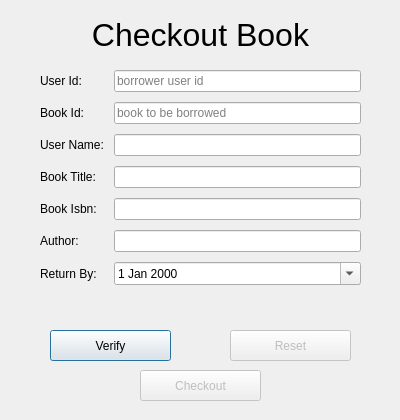
Above: src/managers/checkoutbook.ui from neeraj-395/lms-app before the change. Below: the same form after it.
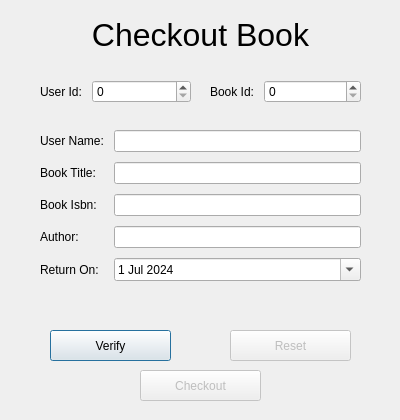
That is the form after the change.

Patch:
```diff
--- a/src/managers/checkoutbook.ui
+++ b/src/managers/checkoutbook.ui
@@ -62,9 +62,9 @@
    <property name="geometry">
     <rect>
      <x>30</x>
-     <y>60</y>
+     <y>120</y>
      <width>341</width>
-     <height>256</height>
+     <height>191</height>
     </rect>
    </property>
    <layout class="QFormLayout" name="checkoutForm">
@@ -87,41 +87,30 @@
      <number>10</number>
     </property>
     <item row="0" column="0">
-     <widget class="QLabel" name="userIdLB">
+     <widget class="QLabel" name="usernameLabel">
       <property name="text">
-       <string>User Id:</string>
+       <string>User Name:</string>
       </property>
      </widget>
     </item>
     <item row="0" column="1">
-     <widget class="QLineEdit" name="userIdLineEdit">
-      <property name="placeholderText">
-       <string>borrower user id</string>
+     <widget class="QLineEdit" name="userNameLineEdit">
+      <property name="cursor">
+       <cursorShape>ArrowCursor</cursorShape>
+      </property>
+      <property name="readOnly">
+       <bool>true</bool>
       </property>
      </widget>
     </item>
     <item row="1" column="0">
-     <widget class="QLabel" name="bookIdLB">
-      <property name="text">
-       <string>Book Id:</string>
-      </property>
-     </widget>
-    </item>
-    <item row="1" column="1">
-     <widget class="QLineEdit" name="bookIdLineEdit">
-      <property name="placeholderText">
-       <string>book to be borrowed</string>
-      </property>
-     </widget>
-    </item>
-    <item row="3" column="0">
      <widget class="QLabel" name="bookTitleLB">
       <property name="text">
        <string>Book Title:</string>
       </property>
      </widget>
     </item>
-    <item row="3" column="1">
+    <item row="1" column="1">
      <widget class="QLineEdit" name="bookTitleLineEdit">
       <property name="enabled">
        <bool>true</bool>
@@ -134,14 +123,14 @@
       </property>
      </widget>
     </item>
-    <item row="4" column="0">
+    <item row="2" column="0">
      <widget class="QLabel" name="bookIsbnLB">
       <property name="text">
        <string>Book Isbn:</string>
       </property>
      </widget>
     </item>
-    <item row="4" column="1">
+    <item row="2" column="1">
      <widget class="QLineEdit" name="bookIsbnLineEdit">
       <property name="enabled">
        <bool>true</bool>
@@ -154,14 +143,14 @@
       </property>
      </widget>
     </item>
-    <item row="5" column="0">
+    <item row="3" column="0">
      <widget class="QLabel" name="authorLB">
       <property name="text">
        <string>Author:</string>
       </property>
      </widget>
     </item>
-    <item row="5" column="1">
+    <item row="3" column="1">
      <widget class="QLineEdit" name="authorLineEdit">
       <property name="enabled">
        <bool>true</bool>
@@ -174,15 +163,15 @@
       </property>
      </widget>
     </item>
-    <item row="6" column="0">
+    <item row="4" column="0">
      <widget class="QLabel" name="returnByLB">
       <property name="text">
-       <string>Return By:</string>
+       <string>Return On:</string>
       </property>
      </widget>
     </item>
-    <item row="6" column="1">
-     <widget class="QDateEdit" name="returnByDate">
+    <item row="4" column="1">
+     <widget class="QDateEdit" name="returnOnDate">
       <property name="cursor">
        <cursorShape>PointingHandCursor</cursorShape>
       </property>
@@ -202,28 +191,18 @@
         <day>31</day>
        </date>
       </property>
+      <property name="minimumDate">
+       <date>
+        <year>2024</year>
+        <month>7</month>
+        <day>1</day>
+       </date>
+      </property>
       <property name="calendarPopup">
        <bool>true</bool>
       </property>
      </widget>
     </item>
-    <item row="2" column="0">
-     <widget class="QLabel" name="usernameLabel">
-      <property name="text">
-       <string>User Name:</string>
-      </property>
-     </widget>
-    </item>
-    <item row="2" column="1">
-     <widget class="QLineEdit" name="userNameLineEdit">
-      <property name="cursor">
-       <cursorShape>ArrowCursor</cursorShape>
-      </property>
-      <property name="readOnly">
-       <bool>true</bool>
-      </property>
-     </widget>
-    </item>
    </layout>
   </widget>
   <widget class="QPushButton" name="resetBtn">
@@ -242,6 +221,86 @@
     <string>Reset</string>
    </property>
   </widget>
+  <widget class="QWidget" name="formLayoutWidget_2">
+   <property name="geometry">
+    <rect>
+     <x>30</x>
+     <y>70</y>
+     <width>171</width>
+     <height>51</height>
+    </rect>
+   </property>
+   <layout class="QFormLayout" name="userIdForm">
+    <property name="horizontalSpacing">
+     <number>10</number>
+    </property>
+    <property name="verticalSpacing">
+     <number>10</number>
+    </property>
+    <property name="leftMargin">
+     <number>10</number>
+    </property>
+    <property name="topMargin">
+     <number>10</number>
+    </property>
+    <property name="rightMargin">
+     <number>10</number>
+    </property>
+    <property name="bottomMargin">
+     <number>10</number>
+    </property>
+    <item row="0" column="0">
+     <widget class="QLabel" name="userIdLabel">
+      <property name="text">
+       <string>User Id:</string>
+      </property>
+     </widget>
+    </item>
+    <item row="0" column="1">
+     <widget class="QSpinBox" name="userIdSpinBox"/>
+    </item>
+   </layout>
+  </widget>
+  <widget class="QWidget" name="formLayoutWidget_3">
+   <property name="geometry">
+    <rect>
+     <x>200</x>
+     <y>70</y>
+     <width>171</width>
+     <height>51</height>
+    </rect>
+   </property>
+   <layout class="QFormLayout" name="bookIdForm">
+    <property name="horizontalSpacing">
+     <number>10</number>
+    </property>
+    <property name="verticalSpacing">
+     <number>10</number>
+    </property>
+    <property name="leftMargin">
+     <number>10</number>
+    </property>
+    <property name="topMargin">
+     <number>10</number>
+    </property>
+    <property name="rightMargin">
+     <number>10</number>
+    </property>
+    <property name="bottomMargin">
+     <number>10</number>
+    </property>
+    <item row="0" column="1">
+     <widget class="QSpinBox" name="bookIdSpinBox"/>
+    </item>
+    <item row="0" column="0">
+     <widget class="QLabel" name="bookIdLabel">
+      <property name="text">
+       <string>Book Id:</string>
+      </property>
+     </widget>
+    </item>
+   </layout>
+  </widget>
  </widget>
  <resources/>
  <connections/>
```
Left out of the diff: 16 changed lines with no effect on the pictures.
